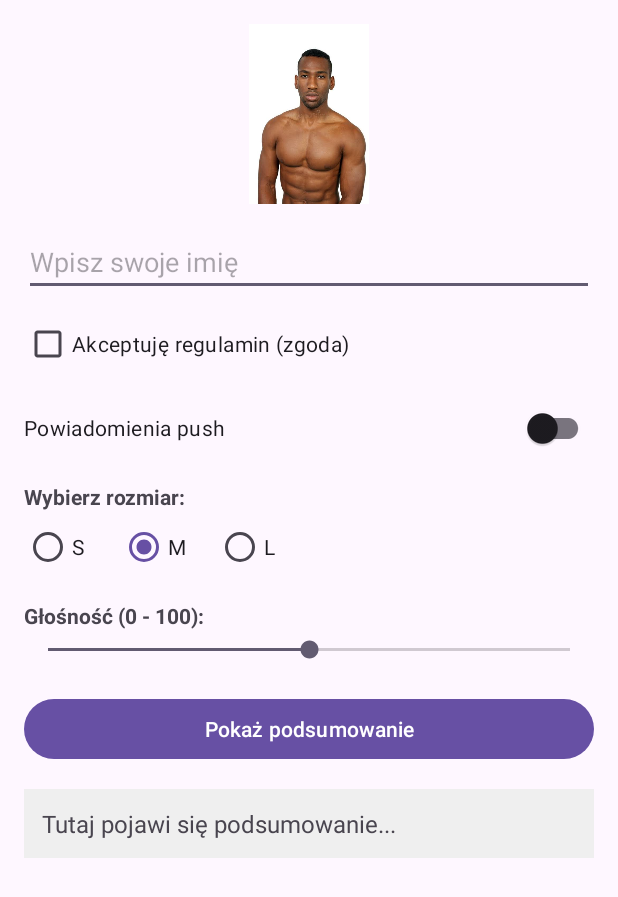
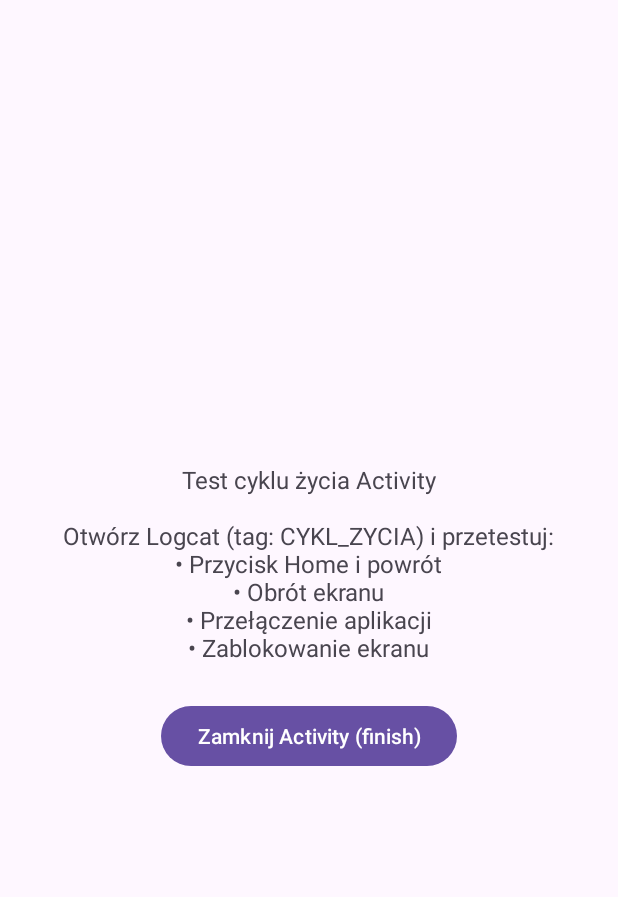
Before and after one commit to niko429/M02widgety, an Android app: the screen it shows after launch (MainActivity), on a phone screen of 412 x 824 dp. Shown: the top 897 px of the screen. Run offline under Robolectric (Android 15) with nearby library versions, the phone set to English and light mode, and no system bars.

Commit message:
exp. 3 done

```diff
--- a/M02zadania/app/src/main/java/com/napertyhryhorenko/widgetyzadania/MainActivity.java
+++ b/M02zadania/app/src/main/java/com/napertyhryhorenko/widgetyzadania/MainActivity.java
@@ -1,69 +1,58 @@
 package com.napertyhryhorenko.widgetyzadania;
 
 import android.os.Bundle;
+import android.util.Log;
 import android.view.View;
 import android.widget.Button;
-import android.widget.CheckBox;
-import android.widget.EditText;
-import android.widget.RadioButton;
-import android.widget.RadioGroup;
-import android.widget.SeekBar;
-import android.widget.TextView;
 import androidx.appcompat.app.AppCompatActivity;
-import androidx.appcompat.widget.SwitchCompat;
 
 public class MainActivity extends AppCompatActivity {
+
+    private static final String TAG = "CYKL_ZYCIA";
 
     @Override
     protected void onCreate(Bundle savedInstanceState) {
         super.onCreate(savedInstanceState);
         setContentView(R.layout.activity_main);
+        Log.d(TAG, "onCreate() - tworzenie aktywności");
 
-        // Powiązanie widoków z kodem
-        EditText etName = findViewById(R.id.etName);
-        CheckBox cbConsent = findViewById(R.id.cbConsent);
-        SwitchCompat swNewsletter = findViewById(R.id.swNewsletter);
-        RadioGroup rgSize = findViewById(R.id.rgSize);
-        SeekBar sbVolume = findViewById(R.id.sbVolume);
-        Button btnSubmit = findViewById(R.id.btnSubmit);
-        TextView tvSummary = findViewById(R.id.tvSummary);
-
-        // Obsługa kliknięcia przycisku
-        btnSubmit.setOnClickListener(new View.OnClickListener() {
+        Button btnFinish = findViewById(R.id.btnFinish);
+        btnFinish.setOnClickListener(new View.OnClickListener() {
             @Override
             public void onClick(View v) {
-                // 1. Odczyt z EditText (jeśli puste, wpisujemy "Brak")
-                String name = etName.getText().toString().trim();
-                if (name.isEmpty()) {
-                    name = "Brak";
-                }
-
-                // 2. Odczyt z CheckBox
-                String consent = cbConsent.isChecked() ? "tak" : "nie";
-
-                // 3. Odczyt ze Switch
-                String pushStatus = swNewsletter.isChecked() ? "włączone" : "wyłączone";
-
-                // 4. Odczyt z RadioGroup (sprawdzamy, który RadioButton jest zaznaczony)
-                int selectedRadioId = rgSize.getCheckedRadioButtonId();
-                String size = "nie wybrano";
-                if (selectedRadioId != -1) {
-                    RadioButton selectedRadioButton = findViewById(selectedRadioId);
-                    size = selectedRadioButton.getText().toString();
-                }
-
-                // 5. Odczyt z SeekBar
-                int volume = sbVolume.getProgress();
-
-                // Złożenie tekstu i wyświetlenie w TextView
-                String resultText = "Imię: " + name +
-                        ", zgoda: " + consent +
-                        ", powiadomienia: " + pushStatus +
-                        ", rozmiar: " + size +
-                        ", głośność: " + volume;
-
-                tvSummary.setText(resultText);
+                Log.d(TAG, "Kliknięto przycisk Zamknij -> wywołuję finish()");
+                finish();
             }
         });
     }
+
+    @Override
+    protected void onStart() {
+        super.onStart();
+        Log.d(TAG, "onStart() - aktywność staje się widoczna");
+    }
+
+    @Override
+    protected void onResume() {
+        super.onResume();
+        Log.d(TAG, "onResume() - aktywność na pierwszym planie (interakcja z użytkownikiem)");
+    }
+
+    @Override
+    protected void onPause() {
+        super.onPause();
+        Log.d(TAG, "onPause() - aktywność traci fokus (częściowo zasłonięta lub pauzowana)");
+    }
+
+    @Override
+    protected void onStop() {
+        super.onStop();
+        Log.d(TAG, "onStop() - aktywność całkowicie niewidoczna (w tle)");
+    }
+
+    @Override
+    protected void onDestroy() {
+        super.onDestroy();
+        Log.d(TAG, "onDestroy() - niszczenie aktywności i zwalnianie zasobów");
+    }
 }
--- a/M02zadania/app/src/main/res/layout/activity_main.xml
+++ b/M02zadania/app/src/main/res/layout/activity_main.xml
@@ -1,110 +1,24 @@
 <?xml version="1.0" encoding="utf-8"?>
-<ScrollView xmlns:android="http://schemas.android.com/apk/res/android"
+<LinearLayout xmlns:android="http://schemas.android.com/apk/res/android"
     android:layout_width="match_parent"
     android:layout_height="match_parent"
-    android:padding="16dp">
+    android:gravity="center"
+    android:orientation="vertical"
+    android:padding="24dp">
 
-    <LinearLayout
-        android:layout_width="match_parent"
+    <TextView
+        android:id="@+id/tvInfo"
+        android:layout_width="wrap_content"
         android:layout_height="wrap_content"
-        android:orientation="vertical">
+        android:gravity="center"
+        android:text="Test cyklu życia Activity\n\nOtwórz Logcat (tag: CYKL_ZYCIA) i przetestuj:\n• Przycisk Home i powrót\n• Obrót ekranu\n• Przełączenie aplikacji\n• Zablokowanie ekranu"
+        android:textSize="16sp" />
 
-        <ImageView
-            android:id="@+id/ivProduct"
-            android:layout_width="120dp"
-            android:layout_height="120dp"
-            android:layout_gravity="center_horizontal"
-            android:layout_marginBottom="16dp"
-            android:contentDescription="Obrazek produktu"
-            android:src="@drawable/blackman" />
+    <Button
+        android:id="@+id/btnFinish"
+        android:layout_width="wrap_content"
+        android:layout_height="wrap_content"
+        android:layout_marginTop="24dp"
+        android:text="Zamknij Activity (finish)" />
 
-        <EditText
-            android:id="@+id/etName"
-            android:layout_width="match_parent"
-            android:layout_height="wrap_content"
-            android:hint="Wpisz swoje imię"
-            android:inputType="textPersonName" />
-
-        <CheckBox
-            android:id="@+id/cbConsent"
-            android:layout_width="match_parent"
-            android:layout_height="wrap_content"
-            android:layout_marginTop="8dp"
-            android:text="Akceptuję regulamin (zgoda)" />
-
-        <androidx.appcompat.widget.SwitchCompat
-            android:id="@+id/swNewsletter"
-            android:layout_width="match_parent"
-            android:layout_height="wrap_content"
-            android:layout_marginTop="8dp"
-            android:text="Powiadomienia push" />
-
-        <TextView
-            android:layout_width="wrap_content"
-            android:layout_height="wrap_content"
-            android:layout_marginTop="12dp"
-            android:text="Wybierz rozmiar:"
-            android:textStyle="bold" />
-
-        <RadioGroup
-            android:id="@+id/rgSize"
-            android:layout_width="match_parent"
-            android:layout_height="wrap_content"
-            android:orientation="horizontal">
-
-            <RadioButton
-                android:id="@+id/rbS"
-                android:layout_width="wrap_content"
-                android:layout_height="wrap_content"
-                android:text="S" />
-
-            <RadioButton
-                android:id="@+id/rbM"
-                android:layout_width="wrap_content"
-                android:layout_height="wrap_content"
-                android:layout_marginStart="16dp"
-                android:checked="true"
-                android:text="M" />
-
-            <RadioButton
-                android:id="@+id/rbL"
-                android:layout_width="wrap_content"
-                android:layout_height="wrap_content"
-                android:layout_marginStart="16dp"
-                android:text="L" />
-        </RadioGroup>
-
-        <TextView
-            android:layout_width="wrap_content"
-            android:layout_height="wrap_content"
-            android:layout_marginTop="12dp"
-            android:text="Głośność (0 - 100):"
-            android:textStyle="bold" />
-
-        <SeekBar
-            android:id="@+id/sbVolume"
-            android:layout_width="match_parent"
-            android:layout_height="wrap_content"
-            android:layout_marginTop="4dp"
-            android:max="100"
-            android:progress="50" />
-
-        <Button
-            android:id="@+id/btnSubmit"
-            android:layout_width="match_parent"
-            android:layout_height="wrap_content"
-            android:layout_marginTop="20dp"
-            android:text="Pokaż podsumowanie" />
-
-        <TextView
-            android:id="@+id/tvSummary"
-            android:layout_width="match_parent"
-            android:layout_height="wrap_content"
-            android:layout_marginTop="16dp"
-            android:background="#EFEFEF"
-            android:padding="12dp"
-            android:text="Tutaj pojawi się podsumowanie..."
-            android:textSize="16sp" />
-
-    </LinearLayout>
-</ScrollView>
+</LinearLayout>
```
